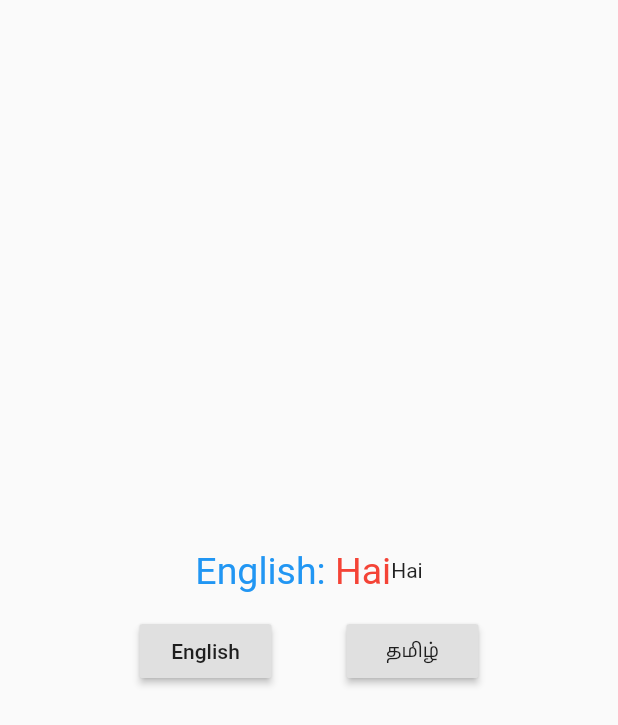
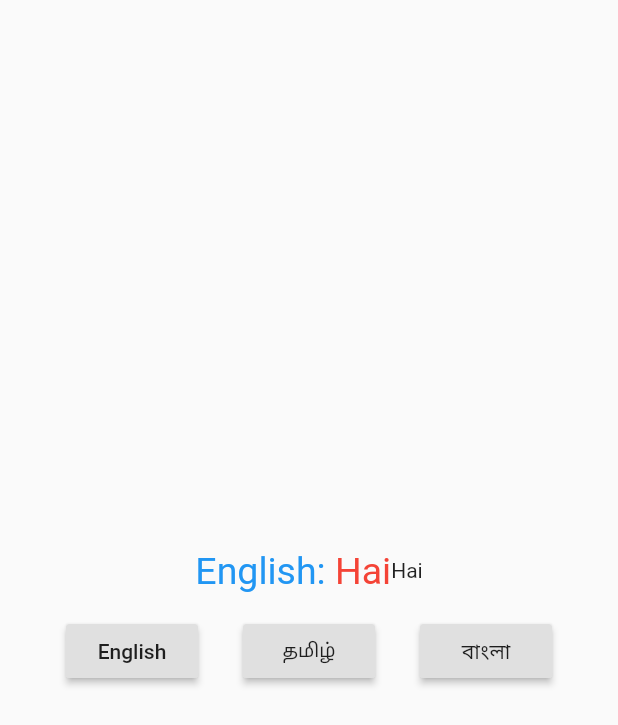
Before and after one commit to mahmudulhasan766/Language_Change_Fluter, a Flutter app: the screen it shows after launch, on a phone screen of 412 x 824 dp. Shown: the top 725 px of the screen. Run offline on Flutter 3.47's test engine with Material 2 defaults, Android fonts, the phone set to English and light mode, and no system bars; our stand-ins replace easy_localization.

Commit message:
add bangla

```diff
--- a/lib/HomePage.dart
+++ b/lib/HomePage.dart
@@ -6,8 +6,8 @@ class MyHomePage extends StatefulWidget {
   _MyHomePageState createState() => _MyHomePageState();
 }
 
-List languageCode = ["en", "ta"];
-List countryCode = ["US", "IN"];
+List languageCode = ["en", "ta", "bn"];
+List countryCode = ["US", "IN", "BD"];
 
 class _MyHomePageState extends State<MyHomePage> {
   @override
@@ -47,9 +47,13 @@ class _MyHomePageState extends State<MyHomePage> {
       children: [
         button("English", 0),
         SizedBox(
-          width: 50,
+          width: 30,
         ),
         button("தமிழ்", 1),
+        SizedBox(
+          width: 30,
+        ),
+        button("বাংলা", 2),
       ],
     );
   }
--- a/lib/main.dart
+++ b/lib/main.dart
@@ -5,7 +5,11 @@ import 'HomePage.dart';
 void main() {
   runApp(EasyLocalization(
     child: MyApp(),
-    supportedLocales: [Locale('en', 'US'), Locale('ta', 'IN')],
+    supportedLocales: [
+      Locale('en', 'US'),
+      Locale('ta', 'IN'),
+      Locale('bn', 'BD')
+    ],
     saveLocale: true,
     fallbackLocale: Locale('en', 'US'),
     path: 'assets/translations',
--- a/pubspec.yaml
+++ b/pubspec.yaml
@@ -49,6 +49,7 @@ flutter:
   assets:
     - assets/translations/en-US.json
     - assets/translations/ta-IN.json
+    - assets/translations/bn-BD.json
   # assets:
   #   - images/a_dot_burr.jpeg
   #   - images/a_dot_ham.jpeg
```
